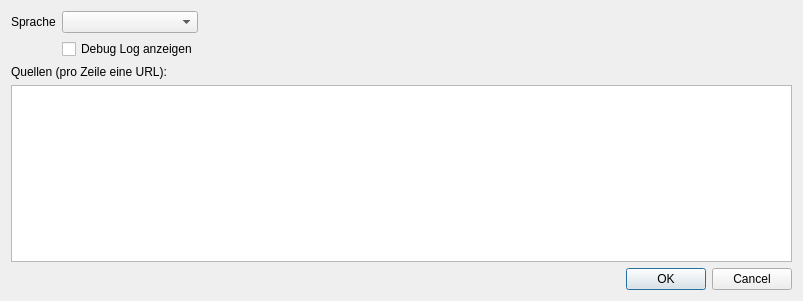
Old version of the form src/preferences.ui in the repository nightflyer88/JetiAppManager.
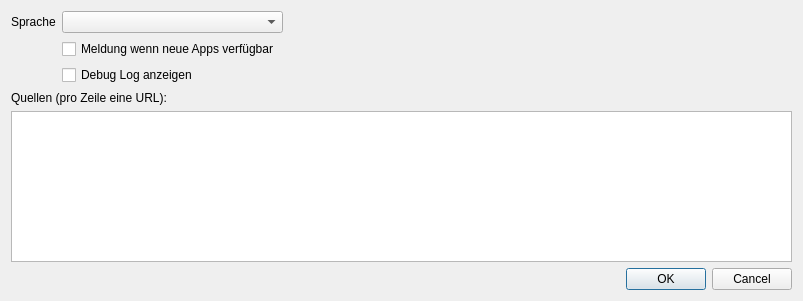
New version of the form.

Commit message: message when new app is available

Patch:
```diff
--- a/src/preferences.ui
+++ b/src/preferences.ui
@@ -52,6 +52,13 @@
        </property>
       </spacer>
      </item>
+     <item row="1" column="1">
+      <widget class="QCheckBox" name="checkBox_newAppsAvailable">
+       <property name="text">
+        <string>Meldung wenn neue Apps verfügbar </string>
+       </property>
+      </widget>
+     </item>
     </layout>
    </item>
    <item>
```
The commit also changes 11 other files.
